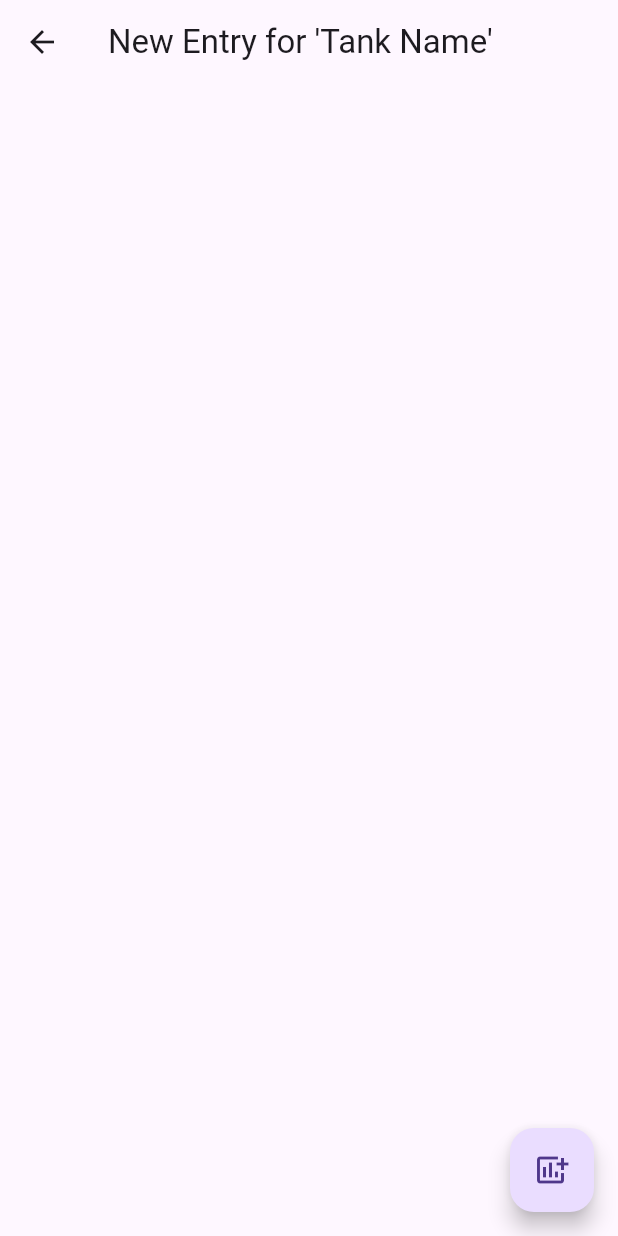
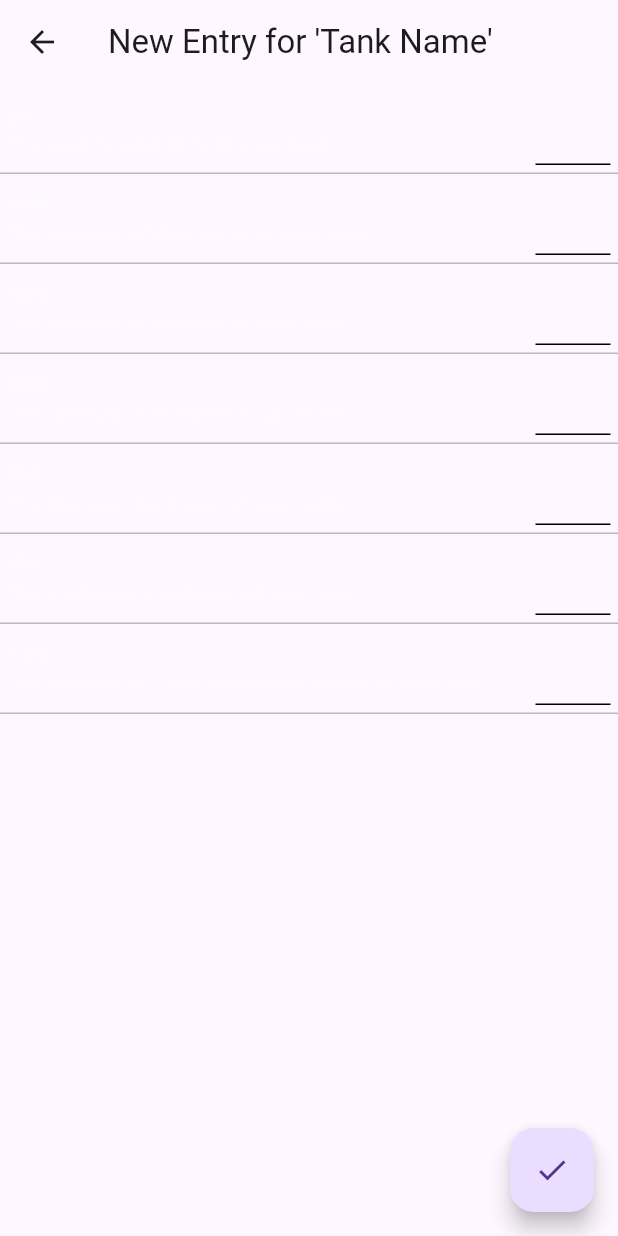
Before and after one commit to Morne-le-Roux/fish_man, a Flutter app: the NewEntryScreen screen opened directly, on a phone screen of 412 x 824 dp. Run offline on Flutter 3.47's test engine with Material 3 defaults, Android fonts, the phone set to English and light mode, and no system bars; our stand-ins replace google_fonts, numberpicker, shared_preferences, supabase_flutter; missing offline and left inert: selectable_list; accounts and stored records are empty.

Commit message:
Reworked all subentry fields

```diff
--- a/lib/features/tankinfo_screen/presentation/screens/new_entry_screen.dart
+++ b/lib/features/tankinfo_screen/presentation/screens/new_entry_screen.dart
@@ -1,8 +1,6 @@
 import 'package:fish_man/features/tankinfo_screen/presentation/widgets/note_entry.dart';
 import 'package:fish_man/features/tankinfo_screen/presentation/widgets/subentry.dart';
-import 'package:fish_man/features/tankinfo_screen/provider/sub_entries_provider.dart';
 import 'package:flutter/material.dart';
-import 'package:provider/provider.dart';
 
 class NewEntryScreen extends StatefulWidget {
   const NewEntryScreen({super.key});
@@ -12,60 +10,45 @@ class NewEntryScreen extends StatefulWidget {
 }
 
 class _NewEntryScreenState extends State<NewEntryScreen> {
-  final List<Widget> _availableSubEntries = [
-    const Subentry(shortName: "pH", fullName: "pH"),
-    const Subentry(shortName: "Ammonia", fullName: "Ammonia"),
-    const Subentry(shortName: "Nitrite", fullName: "Nitrite"),
-    const Subentry(shortName: "Nitrates", fullName: "Nitrates"),
-    const Subentry(shortName: "TDS", fullName: "Total Dissolved Solids"),
-    const Subentry(shortName: "GH", fullName: "General Hardness"),
-    const Subentry(shortName: "KH", fullName: "Carbonate Hardness"),
+  final List<Subentry> _subEntryList = [
+    Subentry(shortName: "pH", fullName: "pH"),
+    Subentry(shortName: "NH4", fullName: "Ammonia"),
+    Subentry(shortName: "NO2", fullName: "Nitrites"),
+    Subentry(shortName: "NO3", fullName: "Nitrates"),
+    Subentry(shortName: "GH", fullName: "General Hardness"),
+    Subentry(shortName: "KH", fullName: "Carbonate Hardness"),
+    Subentry(shortName: "TDS", fullName: "Total Dissolved Solids"),
   ];
-
   @override
   Widget build(BuildContext context) {
-    return Consumer<SubEntriesProvider>(
-      builder: (context, subEntriesProvider, child) => Scaffold(
-        appBar: AppBar(
-          //TODO: Add tank name to appBar.
-          title: const Text("New Entry for 'Tank Name'"),
-        ),
-        body: Column(
+    return Scaffold(
+      //on finish
+      floatingActionButton: FloatingActionButton(
+          child: const Icon(Icons.check),
+          onPressed: () {
+            Map data = {};
+
+            //TODO: Fix this. Everything returns null.
+            for (var entry in _subEntryList) {
+              if (entry.value != "") {
+                data.addAll({entry.shortName: entry.value});
+              }
+            }
+            print(data);
+          }),
+      appBar: AppBar(
+        //TODO: Add tank name to appBar.
+        title: const Text("New Entry for 'Tank Name'"),
+      ),
+      body: SingleChildScrollView(
+        child: Column(
           children: [
             //subentries
             ListView(
               shrinkWrap: true,
-              children: subEntriesProvider.listOfSubEntries,
+              children: _subEntryList,
             ),
           ],
-        ),
-        floatingActionButton: FloatingActionButton(
-          onPressed: () {
-            //BOTTOM SHEET
-            showModalBottomSheet(
-                context: context,
-                builder: (context) {
-                  return Padding(
-                    padding: const EdgeInsets.all(8.0),
-                    child: ListView(
-                      children: List.generate(
-                        _availableSubEntries.length,
-                        (index) => GestureDetector(
-                          child: _availableSubEntries[index],
-                          onTap: () {
-                            subEntriesProvider.addSubEntry(_availableSubEntries[
-                                index]); //TODO: Does not rebuild list.
-                            Navigator.pop(
-                              context,
-                            );
-                          },
-                        ),
-                      ),
-                    ),
-                  );
-                });
-          },
-          child: const Icon(Icons.add_chart),
         ),
       ),
     );
--- a/lib/features/tankinfo_screen/presentation/screens/tank_info_screen.dart
+++ b/lib/features/tankinfo_screen/presentation/screens/tank_info_screen.dart
@@ -1,7 +1,7 @@
 import 'package:fish_man/features/tankinfo_screen/data/tank_entries_database.dart';
 import 'package:fish_man/features/tankinfo_screen/presentation/screens/new_entry_screen.dart';
 import 'package:fish_man/features/tankinfo_screen/presentation/widgets/entry.dart';
-import 'package:fish_man/features/tankinfo_screen/provider/sub_entries_provider.dart';
+
 import 'package:flutter/material.dart';
 import 'package:provider/provider.dart';
 
--- a/lib/features/tankinfo_screen/presentation/widgets/subentry.dart
+++ b/lib/features/tankinfo_screen/presentation/widgets/subentry.dart
@@ -1,29 +1,91 @@
 import 'package:flutter/material.dart';
 
-class Subentry extends StatelessWidget {
-  const Subentry({super.key, required this.shortName, required this.fullName});
+class Subentry extends StatefulWidget {
+  Subentry({super.key, required this.shortName, required this.fullName});
 
   final String shortName;
   final String fullName;
+  String? value;
+
+  @override
+  State<Subentry> createState() => _SubentryState();
+}
+
+class _SubentryState extends State<Subentry> {
+  final TextEditingController _controller = TextEditingController();
+
+  bool _active = false;
 
   @override
   Widget build(BuildContext context) {
+    String? description;
+
+//Special descriptions for some entries.
+    switch (widget.shortName) {
+      case "pH":
+        description = "The acidity/alkalinity of your tank.";
+        break;
+      case "GH":
+        description = "The General Hardness of your tank.";
+        break;
+      case "KH":
+        description = "The Carbonte Hardness of your tank.";
+        break;
+      default:
+        description = "The amount of ${widget.fullName} in your tank.";
+    }
+
     return Container(
-      margin: const EdgeInsets.all(3),
-      padding: const EdgeInsets.all(8),
-      decoration: BoxDecoration(
-        border: Border.all(
-            color: Colors.white), //TODO: Should change to black in light mode
-        borderRadius: BorderRadius.circular(15),
+      padding: const EdgeInsets.all(5),
+      decoration: const BoxDecoration(
+        border: Border(
+          bottom: BorderSide(color: Colors.black26),
+        ),
       ),
-      child: Column(
-        crossAxisAlignment: CrossAxisAlignment.start,
+      child: Row(
+        mainAxisAlignment: MainAxisAlignment.spaceBetween,
         children: [
-          Text(
-            shortName,
-            style: const TextStyle(fontWeight: FontWeight.bold),
+          Column(
+            crossAxisAlignment: CrossAxisAlignment.start,
+            children: [
+              Text(
+                widget.shortName,
+                style: TextStyle(
+                    color: _active ? Colors.white : Colors.white24,
+                    fontWeight: FontWeight.bold),
+              ),
+              Text(
+                description,
+                style: TextStyle(
+                  color: _active ? Colors.white : Colors.white24,
+                ),
+              ),
+            ],
           ),
-          Text("The amount of $fullName in your tank."),
+          Container(
+            decoration: const BoxDecoration(
+              border: Border(
+                bottom: BorderSide(),
+              ),
+            ),
+            width: 50,
+            child: TextField(
+              //SETS COLOR OF TEXT, BEING ACTIVE OR INACTIVE
+              onChanged: (value) {
+                value = _controller.text;
+                setState(() {
+                  if (_controller.text == "") {
+                    _active = false;
+                  }
+                  if (_controller.text != "") {
+                    _active = true;
+                  }
+                });
+              },
+              controller: _controller,
+              decoration: const InputDecoration(border: InputBorder.none),
+            ),
+          ),
         ],
       ),
     );
--- a/lib/features/tankinfo_screen/provider/sub_entries_provider.dart
+++ /dev/null
@@ -1,13 +0,0 @@
-import 'package:fish_man/features/tankinfo_screen/presentation/widgets/subentry.dart';
-import 'package:flutter/widgets.dart';
-
-class SubEntriesProvider extends ChangeNotifier {
-  final List<Subentry> _listOfSubEntries = [];
-
-  addSubEntry(subentry) {
-    _listOfSubEntries.add(subentry);
-    notifyListeners();
-  }
-
-  List<Subentry> get listOfSubEntries => _listOfSubEntries;
-}
--- a/lib/main.dart
+++ b/lib/main.dart
@@ -1,7 +1,6 @@
 import 'package:fish_man/core/constants.dart';
 import 'package:fish_man/features/auth/presentation/screens/login_screen.dart';
 import 'package:fish_man/features/auth/provider/current_user.dart';
-import 'package:fish_man/features/tankinfo_screen/provider/sub_entries_provider.dart';
 import 'package:flutter/material.dart';
 import 'package:provider/provider.dart';
 import 'package:supabase_flutter/supabase_flutter.dart';
@@ -13,7 +12,6 @@ Future<void> main() async {
     MultiProvider(
       providers: [
         ChangeNotifierProvider(create: (context) => FishManUser()),
-        ChangeNotifierProvider(create: (context) => SubEntriesProvider()),
       ],
       child: const MyApp(),
     ),
```
Also changed, not shown: lib/features/tankinfo_screen/presentation/widgets/note_entry.dart (+13 -7 lines).
